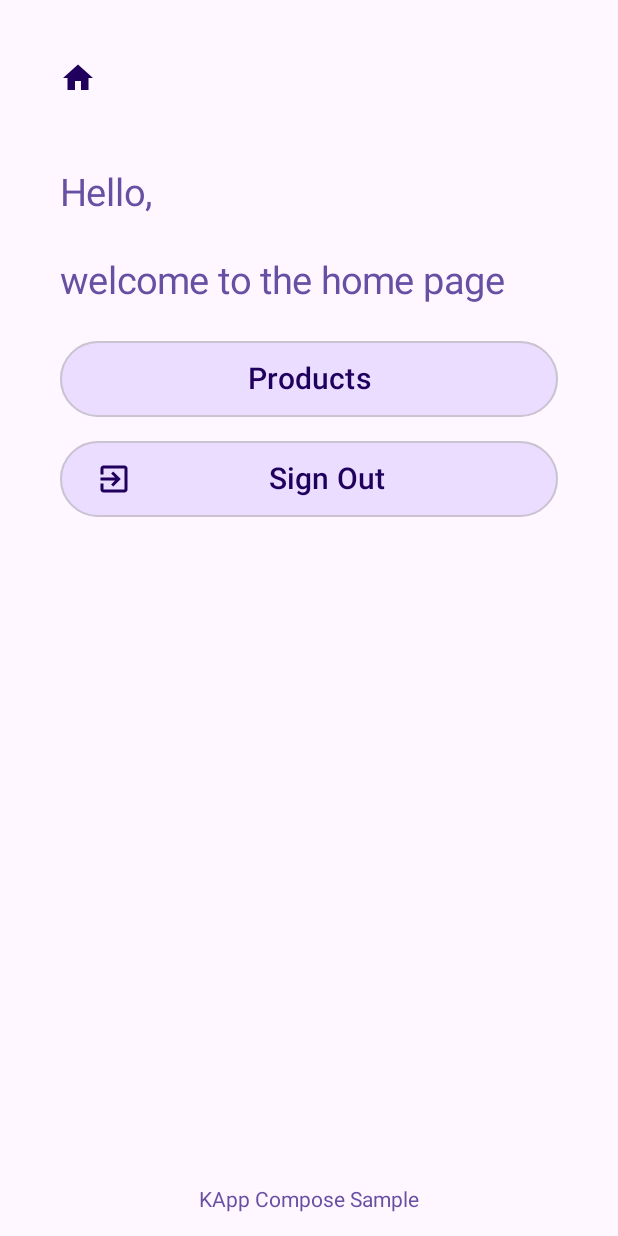
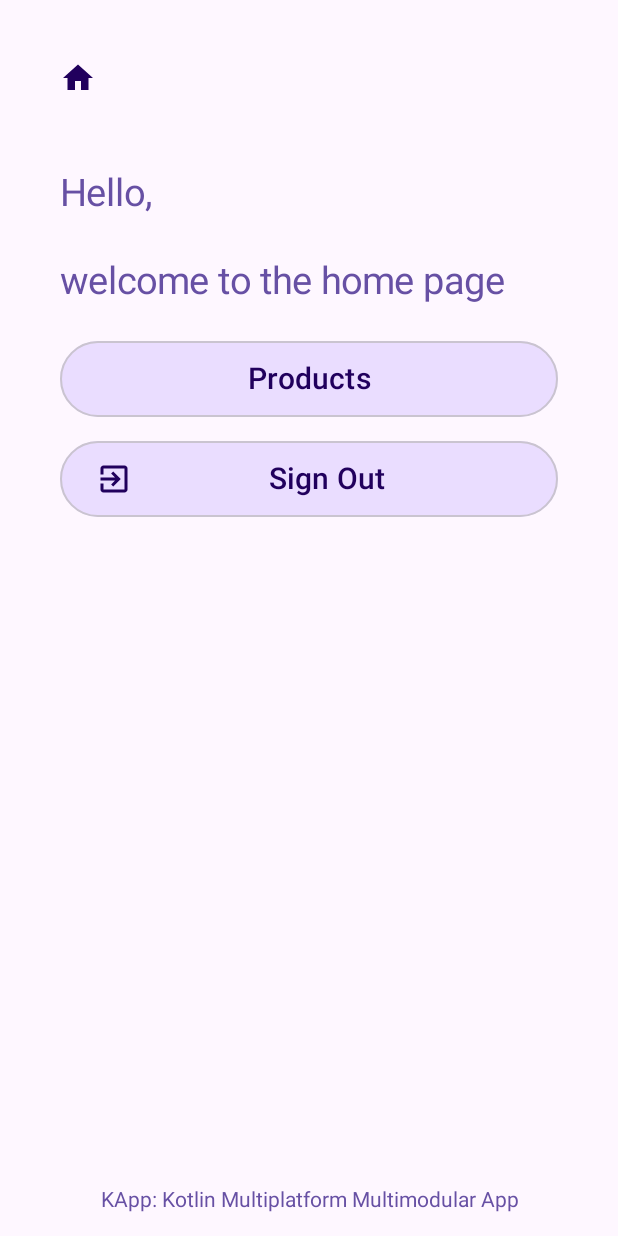
Before and after one commit to lucasferreiramachado/kapp-home, an Android app built with Jetpack Compose: the composable HomeView shown on its own in the app's theme, on a phone screen of 412 x 824 dp. Run offline under Robolectric (Android 15) with nearby library versions, the phone set to English and light mode, and no system bars; 2 statements that could not run were skipped.

Commit message:
refact(HomeView): Change HomeView bottom label.

```diff
--- a/kapp-home-core/src/commonMain/kotlin/com/lucasferreiramachado/kapp/home/ui/screens/home/composables/HomeView.kt
+++ b/kapp-home-core/src/commonMain/kotlin/com/lucasferreiramachado/kapp/home/ui/screens/home/composables/HomeView.kt
@@ -106,7 +106,7 @@ fun HomeView(
             }
         }
 
-        Text(text = "KApp Compose Sample",
+        Text(text = "KApp: Kotlin Multiplatform Multimodular App",
             modifier = Modifier.fillMaxWidth().padding(16.dp).align(Alignment.BottomCenter),
             textAlign = TextAlign.Center,
             fontSize = 14.sp,
```
